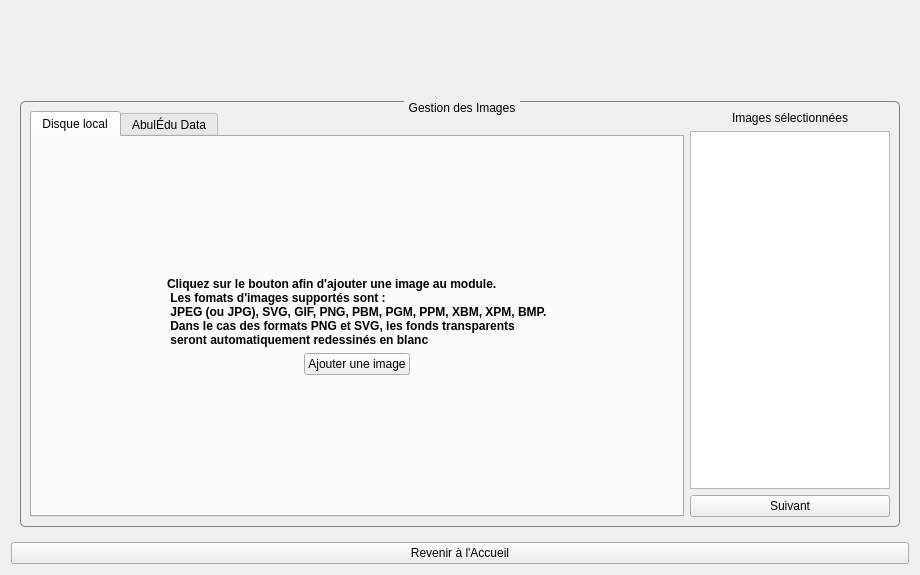
Txikilinux/leterrier-mulot, file editeur.ui: the form before one commit.
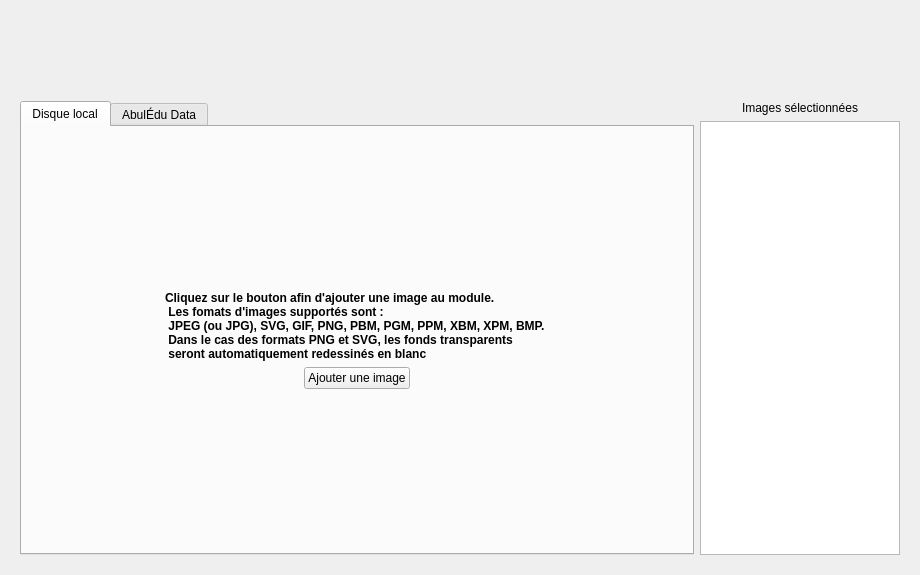
The form after the commit. The open tabs and pages were chosen to show the change. Icons and pictures are not drawn. Custom widgets are drawn as their Qt base class.

Commit message: Implementation Assistant #1

```diff
--- a/editeur.ui
+++ b/editeur.ui
@@ -247,19 +247,61 @@
      </widget>
      <widget class="QWidget" name="pageGestionImages">
       <layout class="QGridLayout" name="gridLayout_8">
-       <item row="0" column="0">
-        <widget class="QGroupBox" name="groupBoxImage">
+       <item row="0" column="1">
+        <layout class="QVBoxLayout" name="vl_ImagesSelectionnees">
+         <item>
+          <widget class="QLabel" name="labelImagesSelectionnees">
+           <property name="text">
+            <string>Images sélectionnées</string>
+           </property>
+           <property name="alignment">
+            <set>Qt::AlignCenter</set>
+           </property>
+          </widget>
+         </item>
+         <item>
+          <widget class="QListWidget" name="listWidgetImagesSelection">
          <property name="sizePolicy">
-          <sizepolicy hsizetype="Preferred" vsizetype="Preferred">
+            <sizepolicy hsizetype="Expanding" vsizetype="Expanding">
            <horstretch>0</horstretch>
            <verstretch>0</verstretch>
           </sizepolicy>
          </property>
-         <property name="title">
-          <string>Gestion des Images</string>
-         </property>
-         <layout class="QGridLayout" name="gridLayout_6">
-          <item row="0" column="0" rowspan="3">
+           <property name="minimumSize">
+            <size>
+             <width>0</width>
+             <height>0</height>
+            </size>
+           </property>
+           <property name="maximumSize">
+            <size>
+             <width>200</width>
+             <height>16777215</height>
+            </size>
+           </property>
+           <property name="contextMenuPolicy">
+            <enum>Qt::CustomContextMenu</enum>
+           </property>
+           <property name="accessibleDescription">
+            <string/>
+           </property>
+           <property name="selectionMode">
+            <enum>QAbstractItemView::ExtendedSelection</enum>
+           </property>
+           <property name="viewMode">
+            <enum>QListView::ListMode</enum>
+           </property>
+           <property name="uniformItemSizes">
+            <bool>true</bool>
+           </property>
+           <property name="selectionRectVisible">
+            <bool>true</bool>
+           </property>
+          </widget>
+         </item>
+        </layout>
+       </item>
+       <item row="0" column="0">
            <widget class="QTabWidget" name="tabWidgetImages">
             <property name="currentIndex">
              <number>1</number>
@@ -278,7 +320,7 @@
              <attribute name="title">
               <string>Disque local</string>
              </attribute>
-             <layout class="QGridLayout" name="gridLayout_13">
+          <layout class="QGridLayout" name="gridLayout_6">
               <item row="0" column="2">
                <spacer name="verticalSpacer_7">
                 <property name="orientation">
@@ -405,67 +447,10 @@
             </widget>
            </widget>
           </item>
-          <item row="0" column="1">
-           <widget class="QLabel" name="labelImagesSelectionnees">
-            <property name="text">
-             <string>Images sélectionnées</string>
-            </property>
-            <property name="alignment">
-             <set>Qt::AlignCenter</set>
-            </property>
-           </widget>
-          </item>
-          <item row="1" column="1">
-           <widget class="QListWidget" name="listWidgetImagesSelection">
-            <property name="sizePolicy">
-             <sizepolicy hsizetype="Expanding" vsizetype="Expanding">
-              <horstretch>0</horstretch>
-              <verstretch>0</verstretch>
-             </sizepolicy>
-            </property>
-            <property name="minimumSize">
-             <size>
-              <width>0</width>
-              <height>0</height>
-             </size>
-            </property>
-            <property name="maximumSize">
-             <size>
-              <width>200</width>
-              <height>16777215</height>
-             </size>
-            </property>
-            <property name="contextMenuPolicy">
-             <enum>Qt::CustomContextMenu</enum>
-            </property>
-            <property name="accessibleDescription">
-             <string/>
-            </property>
-            <property name="selectionMode">
-             <enum>QAbstractItemView::ExtendedSelection</enum>
-            </property>
-            <property name="viewMode">
-             <enum>QListView::ListMode</enum>
-            </property>
-            <property name="uniformItemSizes">
-             <bool>true</bool>
-            </property>
-            <property name="selectionRectVisible">
-             <bool>true</bool>
-            </property>
-           </widget>
-          </item>
-          <item row="2" column="1">
-           <widget class="QPushButton" name="btnSuivantPageGestionImages">
-            <property name="text">
-             <string>Suivant</string>
-            </property>
-           </widget>
-          </item>
-         </layout>
-        </widget>
-       </item>
-      </layout>
+      </layout>
+      <zorder>tabWidgetImages</zorder>
+      <zorder>listWidgetImagesSelection</zorder>
+      <zorder>labelImagesSelectionnees</zorder>
      </widget>
      <widget class="QWidget" name="pageParametres">
       <layout class="QGridLayout" name="gridLayout_11">
@@ -1323,13 +1308,6 @@
      </widget>
     </widget>
    </item>
-   <item row="2" column="0">
-    <widget class="QPushButton" name="btnRetourAccueil">
-     <property name="text">
-      <string>Revenir à l'Accueil</string>
-     </property>
-    </widget>
-   </item>
   </layout>
  </widget>
  <customwidgets>
```
Left out of the diff: 3 changed lines with no effect on the pictures. Lines whose indentation alone changed are shown as unchanged. The commit also changes 2 other files.
